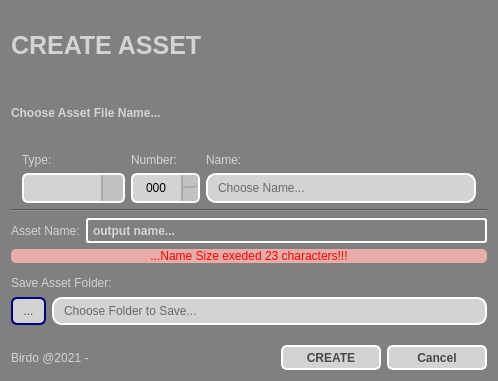
First picture: the form in app/plugins/create_asset/ui/dialog.ui, repository otmbneto/BirdoApp, before the edit.
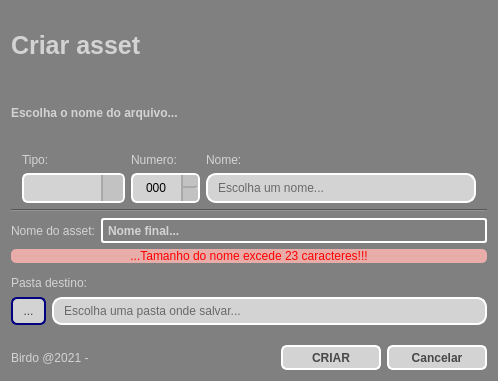
Second picture: the form after the edit.

Commit message: Convert the text to portuguese

```diff
--- a/app/plugins/create_asset/ui/dialog.ui
+++ b/app/plugins/create_asset/ui/dialog.ui
@@ -79,7 +79,7 @@
 }</string>
          </property>
          <property name="text">
-          <string>Choose Asset File Name...</string>
+          <string>Escolha o nome do arquivo...</string>
          </property>
         </widget>
        </item>
@@ -93,7 +93,7 @@
           </font>
          </property>
          <property name="text">
-          <string>CREATE ASSET</string>
+          <string>Criar asset</string>
          </property>
         </widget>
        </item>
@@ -124,7 +124,7 @@
 }</string>
          </property>
          <property name="text">
-          <string>...Name Size exeded 23 characters!!!</string>
+          <string>...Tamanho do nome excede 23 caracteres!!!</string>
          </property>
          <property name="alignment">
           <set>Qt::AlignCenter</set>
@@ -134,7 +134,7 @@
        <item row="0" column="0">
         <widget class="QLabel" name="label_4">
          <property name="text">
-          <string>Asset Name:</string>
+          <string>Nome do asset:</string>
          </property>
         </widget>
        </item>
@@ -176,7 +176,7 @@
           <enum>QFrame::WinPanel</enum>
          </property>
          <property name="text">
-          <string>output name...</string>
+          <string>Nome final...</string>
          </property>
         </widget>
        </item>
@@ -227,7 +227,7 @@
             </font>
            </property>
            <property name="text">
-            <string>Type:</string>
+            <string>Tipo:</string>
            </property>
           </widget>
          </item>
@@ -252,7 +252,7 @@
             </font>
            </property>
            <property name="text">
-            <string>Number:</string>
+            <string>Numero:</string>
            </property>
           </widget>
          </item>
@@ -277,7 +277,7 @@
             </font>
            </property>
            <property name="text">
-            <string>Name:</string>
+            <string>Nome:</string>
            </property>
           </widget>
          </item>
@@ -320,8 +320,11 @@
 }
 </string>
            </property>
+           <property name="text">
+            <string/>
+           </property>
            <property name="placeholderText">
-            <string>Choose Name...</string>
+            <string>Escolha um nome...</string>
            </property>
           </widget>
          </item>
@@ -490,7 +493,7 @@
           </font>
          </property>
          <property name="text">
-          <string>Save Asset Folder:</string>
+          <string>Pasta destino:</string>
          </property>
         </widget>
        </item>
@@ -589,8 +592,11 @@
 }
 </string>
          </property>
+         <property name="text">
+          <string/>
+         </property>
          <property name="placeholderText">
-          <string>Choose Folder to Save...</string>
+          <string>Escolha uma pasta onde salvar...</string>
          </property>
         </widget>
        </item>
@@ -664,7 +670,7 @@
 }</string>
          </property>
          <property name="text">
-          <string>CREATE</string>
+          <string>CRIAR</string>
          </property>
         </widget>
        </item>
@@ -716,7 +722,7 @@
 }</string>
          </property>
          <property name="text">
-          <string>Cancel</string>
+          <string>Cancelar</string>
          </property>
         </widget>
        </item>
```
Left out of the diff: 2 changed lines with no effect on the pictures.
